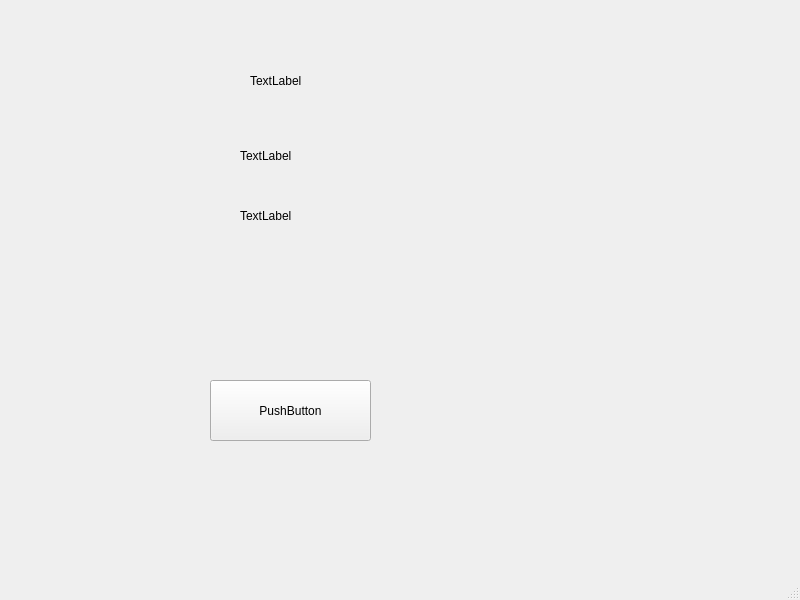
Above: speed-test-client-qt/mainwindow.ui from robertsolorzano/speed-test-client before the change. Below: the same form after it.
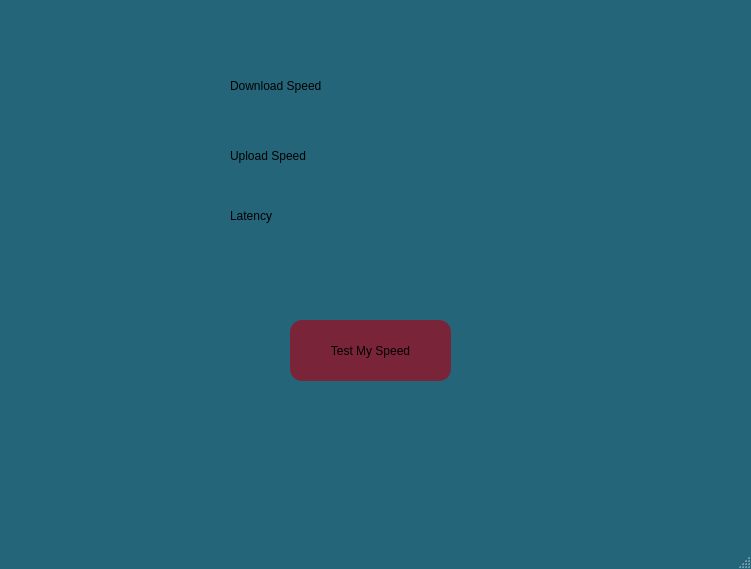
That is the form after the change.

The edit to the form file:
```diff
--- a/speed-test-client-qt/mainwindow.ui
+++ b/speed-test-client-qt/mainwindow.ui
@@ -6,64 +6,77 @@
    <rect>
     <x>0</x>
     <y>0</y>
-    <width>800</width>
-    <height>600</height>
+    <width>751</width>
+    <height>569</height>
    </rect>
   </property>
   <property name="windowTitle">
    <string>MainWindow</string>
   </property>
+  <property name="styleSheet">
+   <string notr="true">QMainWindow {
+    background-color: #24657A; 
+}
+</string>
+  </property>
   <widget class="QWidget" name="centralwidget">
    <widget class="QLabel" name="downloadSpeedLabel">
     <property name="geometry">
      <rect>
-      <x>250</x>
-      <y>50</y>
+      <x>230</x>
+      <y>60</y>
       <width>301</width>
-      <height>61</height>
+      <height>51</height>
      </rect>
     </property>
     <property name="text">
-     <string>TextLabel</string>
+     <string>Download Speed</string>
     </property>
    </widget>
    <widget class="QLabel" name="uploadSpeedLabel">
     <property name="geometry">
      <rect>
-      <x>240</x>
+      <x>230</x>
       <y>130</y>
-      <width>281</width>
+      <width>301</width>
       <height>51</height>
      </rect>
     </property>
     <property name="text">
-     <string>TextLabel</string>
+     <string>Upload Speed</string>
     </property>
    </widget>
    <widget class="QLabel" name="resultLabel">
     <property name="geometry">
      <rect>
-      <x>240</x>
+      <x>230</x>
       <y>190</y>
-      <width>321</width>
+      <width>301</width>
       <height>51</height>
      </rect>
     </property>
     <property name="text">
-     <string>TextLabel</string>
+     <string>Latency</string>
     </property>
    </widget>
    <widget class="QPushButton" name="testMySpeedButton">
     <property name="geometry">
      <rect>
-      <x>210</x>
-      <y>380</y>
+      <x>290</x>
+      <y>320</y>
       <width>161</width>
       <height>61</height>
      </rect>
     </property>
+    <property name="styleSheet">
+     <string notr="true">QPushButton {
+background-color: #7a243a;
+border-radius: 12px;
+}
+</string>
+    </property>
     <property name="text">
-     <string>PushButton</string>
+     <string>Test My Speed</string>
     </property>
    </widget>
   </widget>
```
Left out of the diff: 2 changed lines with no effect on the pictures.
